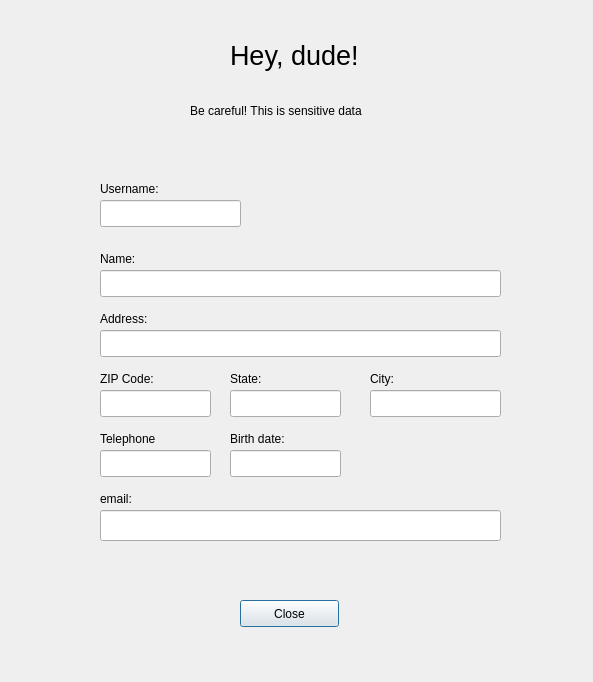
Before: the Qt Designer form PDS Project/PDS_Project/userdata.ui in miguelrochajr/PDS, drawn with Qt 5.
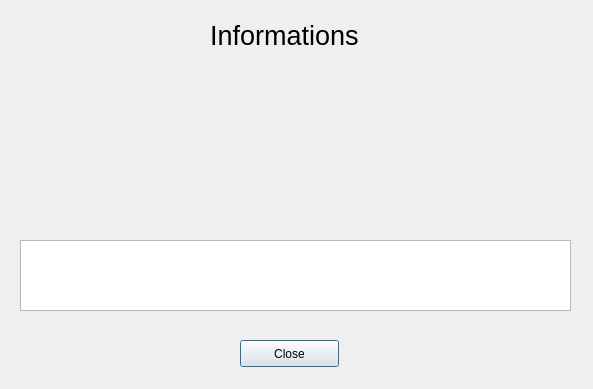
After: the same form once the commit is applied.

What changed in the file:
```diff
--- a/PDS Project/PDS_Project/userdata.ui
+++ b/PDS Project/PDS_Project/userdata.ui
@@ -7,234 +7,18 @@
     <x>0</x>
     <y>0</y>
     <width>593</width>
-    <height>682</height>
+    <height>389</height>
    </rect>
   </property>
   <property name="windowTitle">
    <string>Dialog</string>
   </property>
-  <widget class="QLineEdit" name="lineEdit_username">
-   <property name="geometry">
-    <rect>
-     <x>100</x>
-     <y>200</y>
-     <width>141</width>
-     <height>27</height>
-    </rect>
-   </property>
-   <property name="statusTip">
-    <string/>
-   </property>
-  </widget>
-  <widget class="QLineEdit" name="lineEdit_name">
-   <property name="geometry">
-    <rect>
-     <x>100</x>
-     <y>270</y>
-     <width>401</width>
-     <height>27</height>
-    </rect>
-   </property>
-  </widget>
-  <widget class="QLabel" name="label_email">
-   <property name="geometry">
-    <rect>
-     <x>100</x>
-     <y>490</y>
-     <width>67</width>
-     <height>17</height>
-    </rect>
-   </property>
-   <property name="text">
-    <string>email:</string>
-   </property>
-  </widget>
-  <widget class="QLineEdit" name="lineEdit_zip">
-   <property name="geometry">
-    <rect>
-     <x>100</x>
-     <y>390</y>
-     <width>111</width>
-     <height>27</height>
-    </rect>
-   </property>
-  </widget>
-  <widget class="QLineEdit" name="lineEdit_address">
-   <property name="geometry">
-    <rect>
-     <x>100</x>
-     <y>330</y>
-     <width>401</width>
-     <height>27</height>
-    </rect>
-   </property>
-  </widget>
-  <widget class="QLabel" name="label_13">
-   <property name="geometry">
-    <rect>
-     <x>370</x>
-     <y>370</y>
-     <width>67</width>
-     <height>17</height>
-    </rect>
-   </property>
-   <property name="text">
-    <string>City:</string>
-   </property>
-  </widget>
-  <widget class="QLineEdit" name="lineEdit_birthdate">
-   <property name="geometry">
-    <rect>
-     <x>230</x>
-     <y>450</y>
-     <width>111</width>
-     <height>27</height>
-    </rect>
-   </property>
-   <property name="statusTip">
-    <string/>
-   </property>
-  </widget>
-  <widget class="QLabel" name="label_6">
-   <property name="geometry">
-    <rect>
-     <x>100</x>
-     <y>370</y>
-     <width>67</width>
-     <height>17</height>
-    </rect>
-   </property>
-   <property name="text">
-    <string>ZIP Code:</string>
-   </property>
-  </widget>
-  <widget class="QLabel" name="label_5">
-   <property name="geometry">
-    <rect>
-     <x>100</x>
-     <y>310</y>
-     <width>67</width>
-     <height>17</height>
-    </rect>
-   </property>
-   <property name="text">
-    <string>Address:</string>
-   </property>
-  </widget>
-  <widget class="QLineEdit" name="lineEdit_city">
-   <property name="geometry">
-    <rect>
-     <x>370</x>
-     <y>390</y>
-     <width>131</width>
-     <height>27</height>
-    </rect>
-   </property>
-  </widget>
-  <widget class="QLineEdit" name="lineEdit_email">
-   <property name="geometry">
-    <rect>
-     <x>100</x>
-     <y>510</y>
-     <width>401</width>
-     <height>31</height>
-    </rect>
-   </property>
-   <property name="statusTip">
-    <string/>
-   </property>
-  </widget>
-  <widget class="QLabel" name="label_7">
-   <property name="geometry">
-    <rect>
-     <x>100</x>
-     <y>430</y>
-     <width>81</width>
-     <height>17</height>
-    </rect>
-   </property>
-   <property name="text">
-    <string>Telephone</string>
-   </property>
-  </widget>
-  <widget class="QLineEdit" name="lineEdit_telephone">
-   <property name="geometry">
-    <rect>
-     <x>100</x>
-     <y>450</y>
-     <width>111</width>
-     <height>27</height>
-    </rect>
-   </property>
-  </widget>
-  <widget class="QLineEdit" name="lineEdit_state">
-   <property name="geometry">
-    <rect>
-     <x>230</x>
-     <y>390</y>
-     <width>111</width>
-     <height>27</height>
-    </rect>
-   </property>
-  </widget>
-  <widget class="QLabel" name="label_4">
-   <property name="geometry">
-    <rect>
-     <x>100</x>
-     <y>250</y>
-     <width>67</width>
-     <height>17</height>
-    </rect>
-   </property>
-   <property name="text">
-    <string>Name:</string>
-   </property>
-  </widget>
-  <widget class="QLabel" name="label_12">
-   <property name="geometry">
-    <rect>
-     <x>230</x>
-     <y>370</y>
-     <width>67</width>
-     <height>17</height>
-    </rect>
-   </property>
-   <property name="text">
-    <string>State:</string>
-   </property>
-  </widget>
-  <widget class="QLabel" name="label_9">
-   <property name="geometry">
-    <rect>
-     <x>100</x>
-     <y>180</y>
-     <width>81</width>
-     <height>17</height>
-    </rect>
-   </property>
-   <property name="text">
-    <string>Username:</string>
-   </property>
-  </widget>
-  <widget class="QLabel" name="label_8">
-   <property name="geometry">
-    <rect>
-     <x>230</x>
-     <y>430</y>
-     <width>67</width>
-     <height>17</height>
-    </rect>
-   </property>
-   <property name="text">
-    <string>Birth date:</string>
-   </property>
-  </widget>
   <widget class="QLabel" name="label">
    <property name="geometry">
     <rect>
-     <x>230</x>
-     <y>30</y>
-     <width>141</width>
+     <x>210</x>
+     <y>10</y>
+     <width>221</width>
      <height>51</height>
     </rect>
    </property>
@@ -244,27 +28,14 @@
     </font>
    </property>
    <property name="text">
-    <string>Hey, dude!</string>
-   </property>
-  </widget>
-  <widget class="QLabel" name="label_2">
-   <property name="geometry">
-    <rect>
-     <x>190</x>
-     <y>90</y>
-     <width>231</width>
-     <height>41</height>
-    </rect>
-   </property>
-   <property name="text">
-    <string>Be careful! This is sensitive data</string>
+    <string>Informations</string>
    </property>
   </widget>
   <widget class="QPushButton" name="pushButton">
    <property name="geometry">
     <rect>
      <x>240</x>
-     <y>600</y>
+     <y>340</y>
      <width>99</width>
      <height>27</height>
     </rect>
@@ -276,8 +47,8 @@
   <widget class="QLabel" name="label_picture">
    <property name="geometry">
     <rect>
-     <x>390</x>
-     <y>140</y>
+     <x>230</x>
+     <y>90</y>
      <width>120</width>
      <height>120</height>
     </rect>
@@ -286,6 +57,16 @@
     <string/>
    </property>
   </widget>
+  <widget class="QTableView" name="tableView">
+   <property name="geometry">
+    <rect>
+     <x>20</x>
+     <y>240</y>
+     <width>551</width>
+     <height>71</height>
+    </rect>
+   </property>
+  </widget>
  </widget>
  <resources/>
  <connections>
```
Left out of the diff: 4 changed lines with no effect on the pictures.
